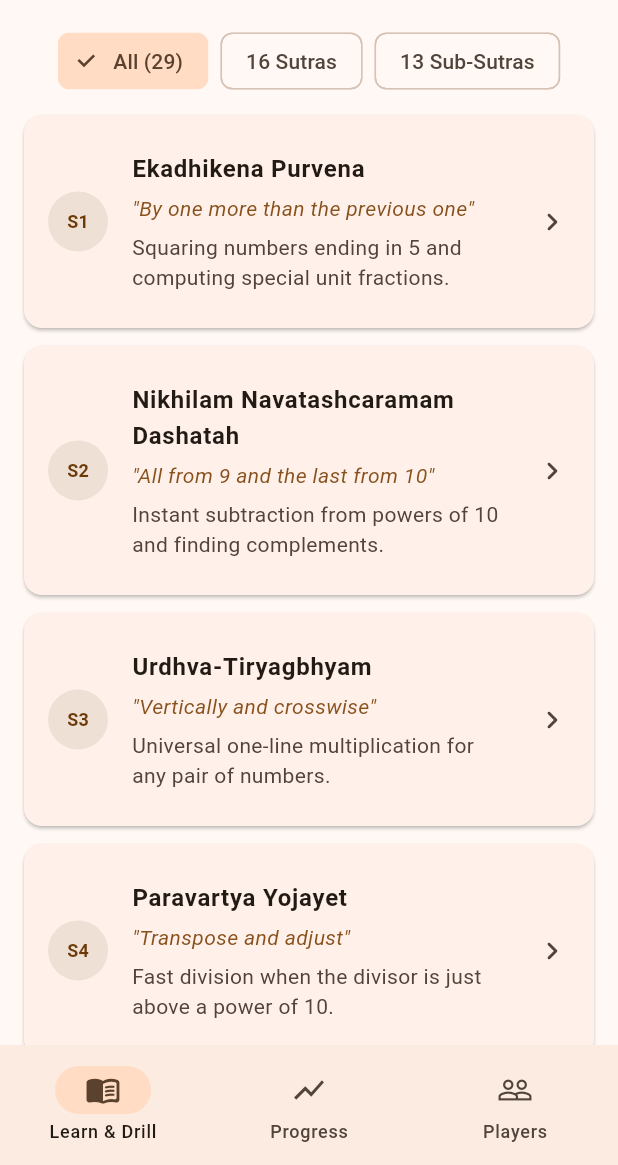
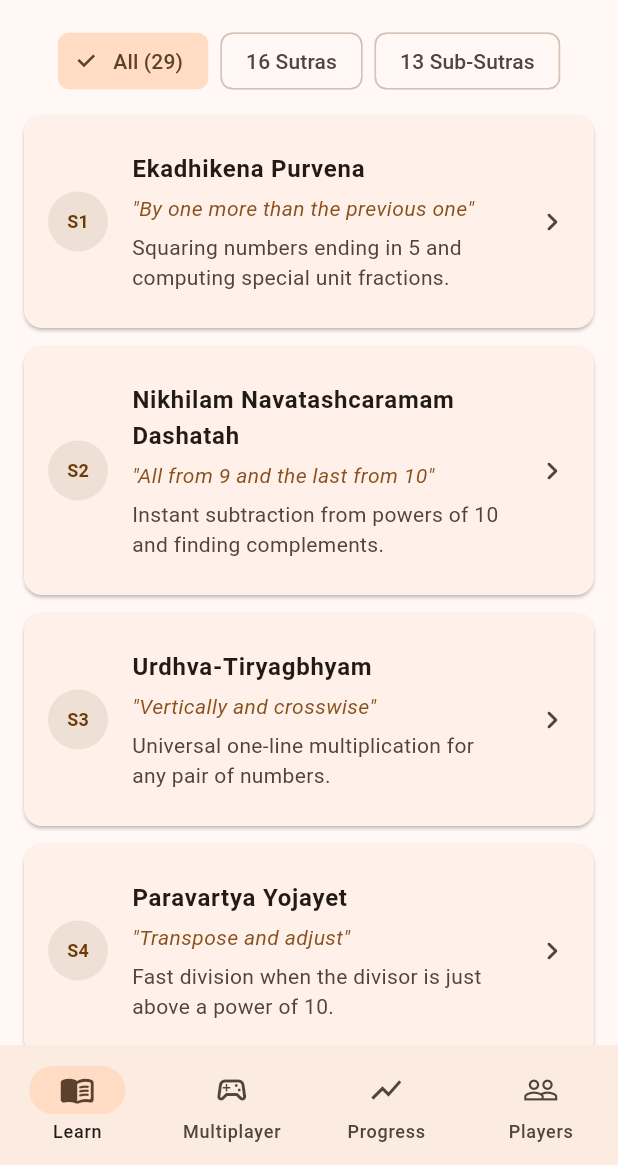
Before and after one commit to y44k0v/vedic_math_app, a Flutter app: the HomeScreen screen opened directly with empty values, on a phone screen of 412 x 824 dp, the part 71-1236 px from its top. Run offline on Flutter 3.47's test engine with Material 3 defaults, Android fonts, the phone set to English and light mode, and no system bars; our stand-ins replace fl_chart, material_ui, sqflite; accounts and stored records are empty.

Commit message:
add multiplayer to home  screen

```diff
--- a/lib/screens/home_screen.dart
+++ b/lib/screens/home_screen.dart
@@ -3,6 +3,7 @@ import 'package:material_ui/material_ui.dart';
 import '../data/vedic_catalog.dart';
 import '../database/db_helper.dart';
 import '../models/vedic_models.dart';
+import 'multiplayer_lobby_screen.dart';
 import 'players_screen.dart';
 import 'progress_screen.dart';
 import 'theory_screen.dart';
@@ -62,7 +63,7 @@ class _HomeScreenState extends State<HomeScreen> {
 
   @override
   Widget build(BuildContext context) {
-    final titles = ['Vedic Mathematics', 'Progress', 'Players'];
+    final titles = ['Vedic Mathematics', 'Multiplayer', 'Progress', 'Players'];
 
     return Scaffold(
       appBar: AppBar(
@@ -134,7 +135,12 @@ class _HomeScreenState extends State<HomeScreen> {
       ),
       body: switch (_selectedTab) {
         0 => _buildLearnTab(context),
-        1 => ProgressScreen(
+        1 => MultiplayerLobbyScreen(
+          key: ValueKey('mp_${_activePlayer.id}_$_refreshTick'),
+          player: _activePlayer,
+          onMatchFinished: _loadPlayerAndProgress,
+        ),
+        2 => ProgressScreen(
           key: ValueKey('progress_${_activePlayer.id}_$_refreshTick'),
           player: _activePlayer,
         ),
@@ -153,7 +159,12 @@ class _HomeScreenState extends State<HomeScreen> {
           NavigationDestination(
             icon: Icon(Icons.menu_book_outlined),
             selectedIcon: Icon(Icons.menu_book_rounded),
-            label: 'Learn & Drill',
+            label: 'Learn',
+          ),
+          NavigationDestination(
+            icon: Icon(Icons.sports_esports_outlined),
+            selectedIcon: Icon(Icons.sports_esports_rounded),
+            label: 'Multiplayer',
           ),
           NavigationDestination(
             icon: Icon(Icons.show_chart_outlined),
```
